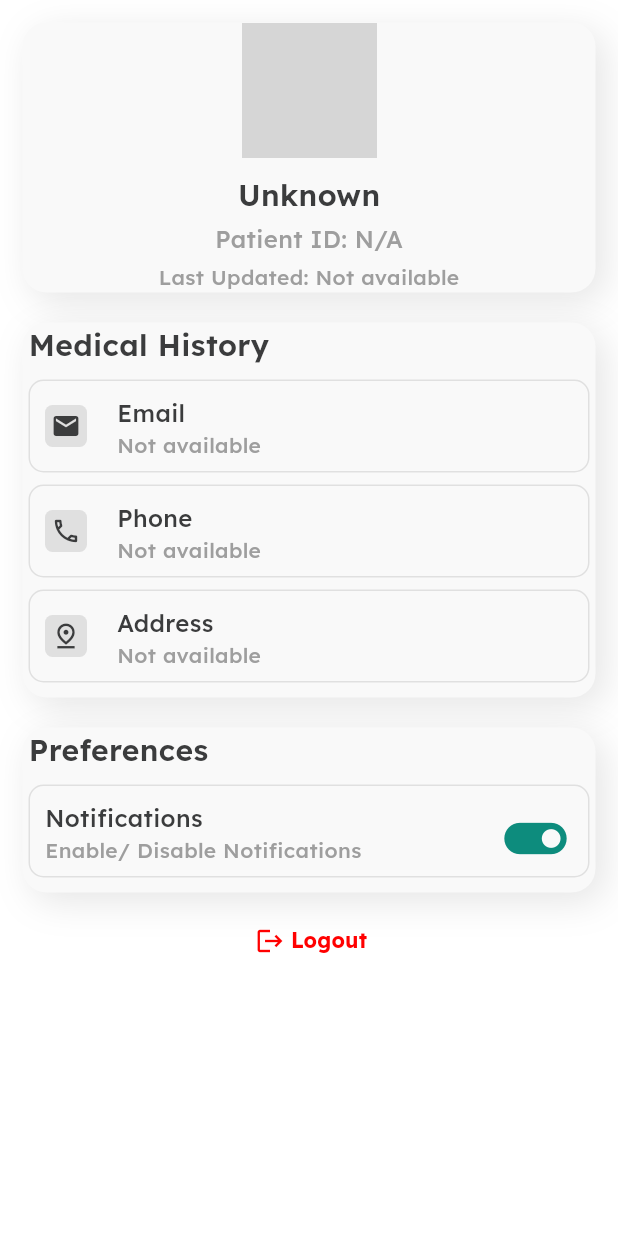
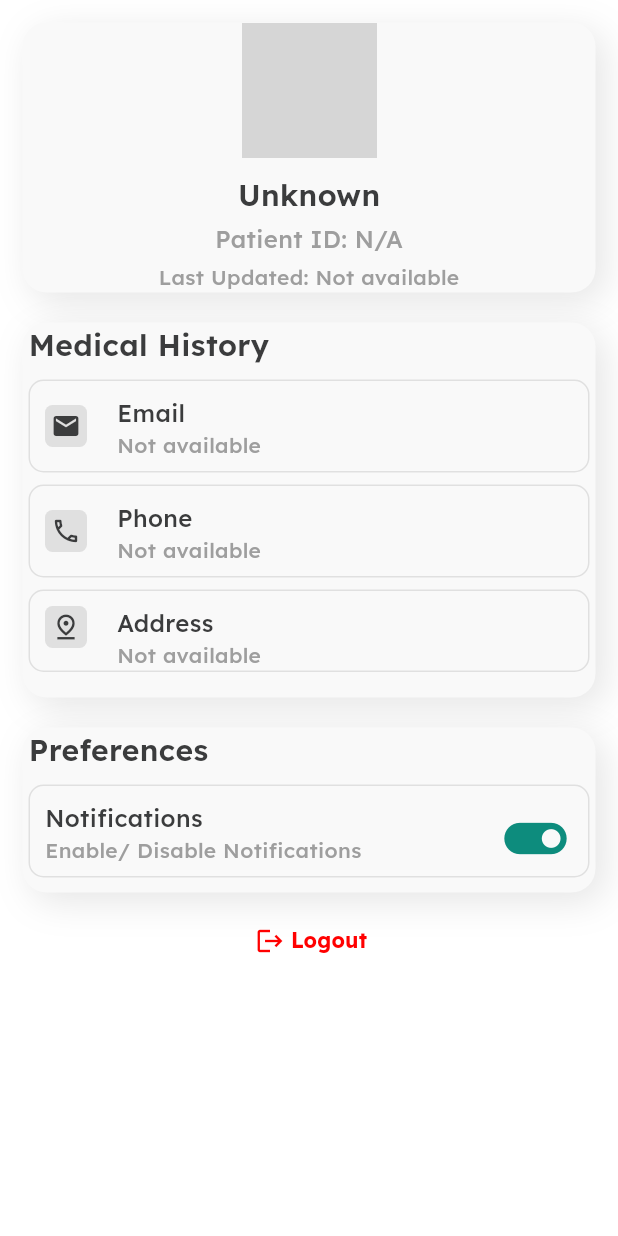
Before and after one commit to AKILAN-VS/VivaHeal-Mobile, a Flutter app: the Profile screen opened directly, on a phone screen of 412 x 824 dp. Run offline on Flutter 3.47's test engine with Material 3 defaults, Android fonts, the light colour scheme and no system bars; our stand-ins replace cloud_firestore, firebase_auth, firebase_core, google_fonts, pin_code_fields; accounts and stored records are empty; grey boxes are pictures that could not be loaded.

Commit message:
Rectified Address UI

```diff
--- a/lib/screens/profile.dart
+++ b/lib/screens/profile.dart
@@ -8,7 +8,7 @@ import 'package:vivatest/utils/text_styles.dart';
 import 'package:intl/intl.dart';
 
 class Profile extends StatefulWidget {
-  final Map<String, dynamic>? patientData;
+  final Map<String, dynamic>? patientData; // Nullable to avoid errors
 
   const Profile({Key? key, this.patientData}) : super(key: key);
 
@@ -59,7 +59,7 @@ class _ProfileState extends State<Profile> {
                   children: [
                     ClipOval(
                       child: Image.asset(
-                        'assets/profilepic.png',
+                        'assets/profilepic.png', // Replace with your placeholder
                         width: 90,
                         height: 90,
                         fit: BoxFit.cover,
@@ -250,12 +250,9 @@ class _ProfileState extends State<Profile> {
                         ),
                       ),
                     ),
-
-                    // Address
                     Padding(
                       padding: const EdgeInsets.all(4.0),
                       child: Container(
-                        height: 62,
                         decoration: BoxDecoration(
                           border: Border.all(
                             color: dashColors.shadowBlack,
@@ -264,8 +261,14 @@ class _ProfileState extends State<Profile> {
                           borderRadius: BorderRadius.circular(10),
                         ),
                         child: Padding(
-                          padding: const EdgeInsets.all(10),
+                          padding: const EdgeInsets.only(
+                            left: 10,
+                            right: 10,
+                            top: 10,
+                            bottom: 0,
+                          ),
                           child: Row(
+                            crossAxisAlignment: CrossAxisAlignment.start,
                             children: [
                               Container(
                                 height: 28,
@@ -284,8 +287,8 @@ class _ProfileState extends State<Profile> {
                                 ),
                               ),
                               const SizedBox(width: 20),
-                              Column(
-                                mainAxisAlignment: MainAxisAlignment.center,
+                              Expanded(
+                                child: Column(
                                   crossAxisAlignment: CrossAxisAlignment.start,
                                   children: [
                                     Text(
@@ -303,8 +306,10 @@ class _ProfileState extends State<Profile> {
                                         fontWeight: FontWeight.w500,
                                         color: dashColors.textGreyColor,
                                       ),
+                                      softWrap: true,
                                     ),
                                   ],
+                                ),
                               ),
                             ],
                           ),
```
Lines whose indentation alone changed are shown as unchanged.
